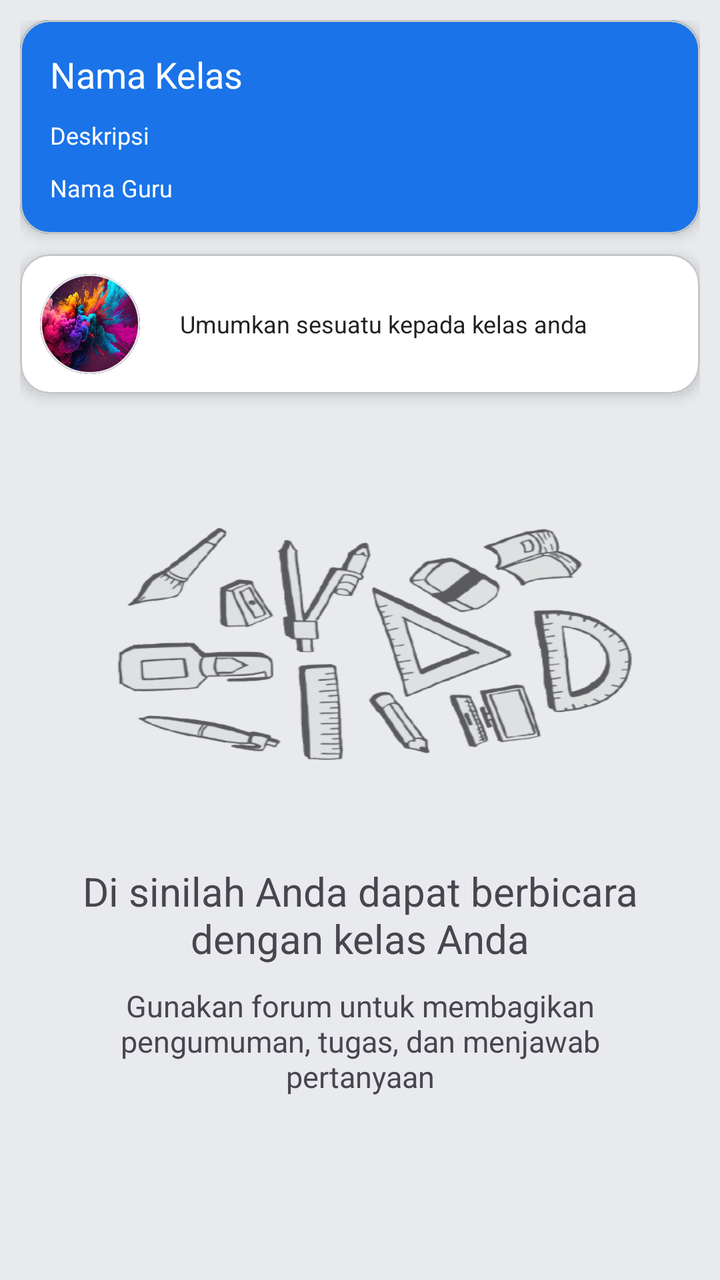
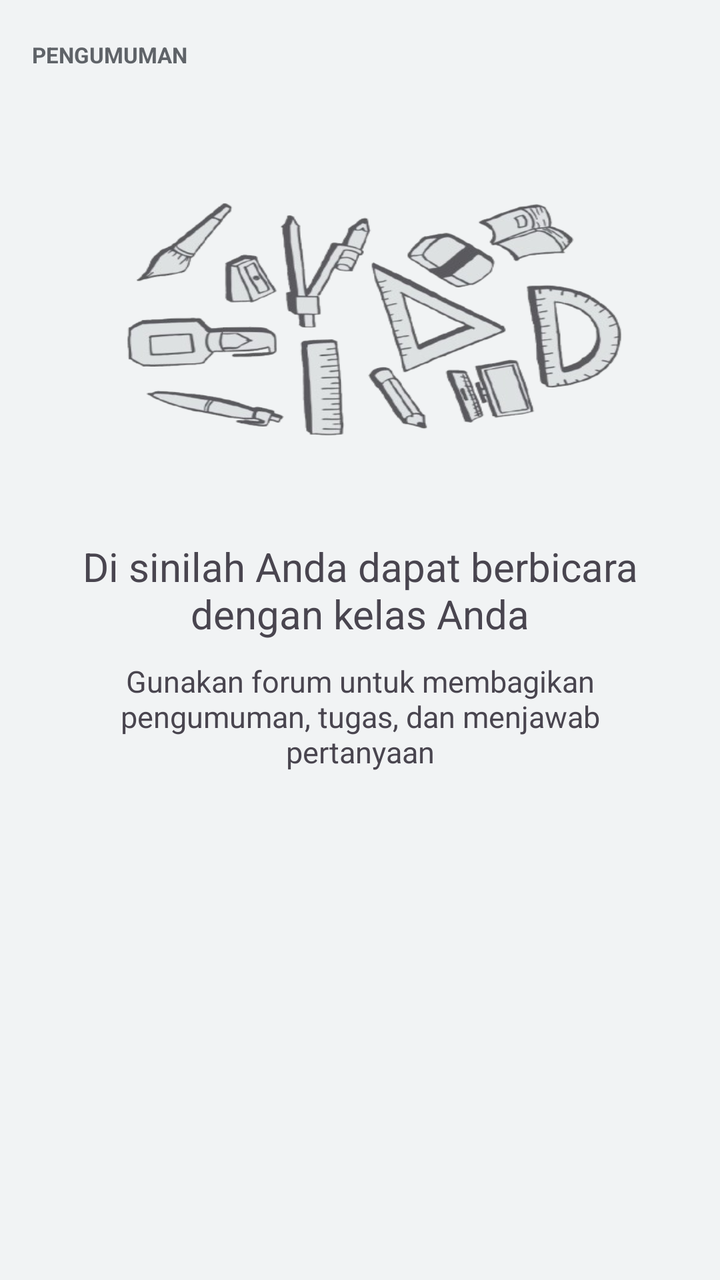

Compare the two renders of this Android layout. The source of the first and the diff that turns it into the second are given below.
<!-- AndroidManifest.xml: application theme Theme.StudyConnect -->
<!-- res/layout/fragment_forum.xml -->
<?xml version="1.0" encoding="utf-8"?>
<ScrollView xmlns:android="http://schemas.android.com/apk/res/android"
    xmlns:app="http://schemas.android.com/apk/res-auto"
    xmlns:tools="http://schemas.android.com/tools"
    android:layout_width="match_parent"
    android:layout_height="match_parent"
    tools:context=".ui.class_ui.ForumFragment">

    <androidx.constraintlayout.widget.ConstraintLayout
        android:layout_width="match_parent"
        android:layout_height="wrap_content"
        android:padding="10dp">

        <com.google.android.material.card.MaterialCardView
            android:id="@+id/materialCardView"
            android:layout_width="match_parent"
            android:layout_height="wrap_content"
            app:cardCornerRadius="15dp"
            app:cardElevation="4dp"
        app:strokeColor="@color/sc_divider"
        app:strokeWidth="1dp"
            app:layout_constraintEnd_toEndOf="parent"
            app:layout_constraintStart_toStartOf="parent"
            app:layout_constraintTop_toTopOf="parent">

            <LinearLayout
                android:layout_width="match_parent"
                android:layout_height="wrap_content"
                android:background="@color/sc_primary"
                android:orientation="vertical"
                android:padding="15dp">

                <TextView
                    android:id="@+id/namaKelas"
                    style="@style/TextSemiBold"
                    android:layout_width="wrap_content"
                    android:layout_height="wrap_content"
                    android:text="@string/text_nama_kelas"
                    android:textColor="@color/sc_on_primary"
                    android:textSize="18sp" />

                <TextView
                    android:id="@+id/namaRuang"
                    style="@style/TextSemiBold"
                    android:layout_width="wrap_content"
                    android:layout_height="wrap_content"
                    android:layout_marginTop="10dp"
                    android:text="@string/text_deskripsi"
                    android:textColor="@color/sc_on_primary"
                    android:textSize="12sp" />

                <TextView
                    android:id="@+id/namaGuru"
                    android:layout_width="wrap_content"
                    android:layout_height="wrap_content"
                    android:layout_marginTop="10dp"
                    android:text="@string/text_nama_guru"
                    android:textColor="@color/sc_on_primary"
                    android:textSize="12sp" />
            </LinearLayout>
        </com.google.android.material.card.MaterialCardView>

        <com.google.android.material.card.MaterialCardView
            android:id="@+id/materialCardView2"
            android:layout_width="match_parent"
            android:layout_height="wrap_content"
            android:layout_marginTop="10dp"
            app:cardCornerRadius="15dp"
            app:cardElevation="4dp"
        app:strokeColor="@color/sc_divider"
        app:strokeWidth="1dp"
            app:layout_constraintEnd_toEndOf="parent"
            app:layout_constraintStart_toStartOf="parent"
            app:layout_constraintTop_toBottomOf="@+id/materialCardView">

            <LinearLayout
                android:layout_width="match_parent"
                android:layout_height="wrap_content"
                android:background="@color/sc_surface"
                android:orientation="horizontal"
                android:padding="10dp">

                <com.google.android.material.card.MaterialCardView
                    android:id="@+id/materialCardView3"
                    android:layout_width="50dp"
                    android:layout_height="50dp"
                    android:layout_marginEnd="20dp"
                    app:cardCornerRadius="50dp">

                    <ImageView
                        android:id="@+id/iv_profile_pict"
                        android:layout_width="match_parent"
                        android:layout_height="match_parent"
                        android:background="@drawable/powder_smoke"
                        android:contentDescription="@string/text_profile" />
                </com.google.android.material.card.MaterialCardView>

                <TextView
                    android:id="@+id/tv_add_pengumuman"
                    android:layout_width="wrap_content"
                    android:layout_height="wrap_content"
                    android:layout_gravity="center_horizontal|center"
                    android:text="@string/text_umumkan"
                    android:textColor="@color/sc_on_surface"
                    android:textSize="12sp" />
            </LinearLayout>
        </com.google.android.material.card.MaterialCardView>

        
        <include
            android:id="@+id/includeForumEmpty"
            layout="@layout/forum_empty_list"
            android:layout_width="match_parent"
            android:layout_height="wrap_content"
            app:layout_constraintEnd_toEndOf="parent"
            app:layout_constraintStart_toStartOf="parent"
            app:layout_constraintTop_toBottomOf="@id/materialCardView2" />

        <androidx.recyclerview.widget.RecyclerView
            android:id="@+id/rvForum"
            android:layout_width="match_parent"
            android:layout_height="wrap_content"
            android:paddingBottom="120dp"
            app:layout_constraintEnd_toEndOf="parent"
            app:layout_constraintStart_toStartOf="parent"
            app:layout_constraintTop_toBottomOf="@+id/materialCardView2"
            tools:listitem="@layout/item_forum_text" />
    </androidx.constraintlayout.widget.ConstraintLayout>
</ScrollView>
<!-- res/layout/forum_empty_list.xml (included above) -->
<?xml version="1.0" encoding="utf-8"?>
<LinearLayout xmlns:android="http://schemas.android.com/apk/res/android"
    android:layout_width="match_parent"
    android:layout_height="wrap_content"
    android:orientation="vertical"
    android:padding="15dp">

    <ImageView
        android:layout_width="match_parent"
        android:layout_height="200dp"
        android:layout_marginTop="10dp"
        android:background="@drawable/toolsbg"
        android:contentDescription="@string/text_profile" />

    <TextView
        android:layout_width="match_parent"
        android:layout_height="wrap_content"
        android:layout_marginTop="10dp"
        android:text="@string/text_deskripsi1"
        android:textAlignment="center"
        android:textSize="20sp" />

    <TextView
        android:layout_width="match_parent"
        android:layout_height="wrap_content"
        android:layout_marginTop="10dp"
        android:text="@string/text_deskripsi2"
        android:textAlignment="center"
        android:textSize="15sp" />
</LinearLayout>
<!-- res/layout/item_forum_text.xml (included above) -->
<?xml version="1.0" encoding="utf-8"?>
<com.google.android.material.card.MaterialCardView xmlns:android="http://schemas.android.com/apk/res/android"
    xmlns:app="http://schemas.android.com/apk/res-auto"
    android:layout_width="match_parent"
    android:layout_height="wrap_content"
    android:layout_marginTop="20dp"
    app:cardCornerRadius="15dp"
    app:cardElevation="4dp"
    app:strokeColor="@color/sc_divider">

    <LinearLayout
        android:layout_width="match_parent"
        android:layout_height="wrap_content"
        android:background="@color/sc_surface"
        android:orientation="vertical">

        <androidx.constraintlayout.widget.ConstraintLayout
            android:id="@+id/contraint_forum_card"
            android:layout_width="match_parent"
            android:layout_height="wrap_content"
            android:padding="10dp">

            <com.google.android.material.card.MaterialCardView
                android:id="@+id/materialCardView3"
                android:layout_width="50dp"
                android:layout_height="50dp"
                app:cardCornerRadius="50dp"
                app:layout_constraintBottom_toBottomOf="@id/contraint_forum_card"
                app:layout_constraintStart_toStartOf="@id/contraint_forum_card"
                app:layout_constraintTop_toTopOf="@id/contraint_forum_card">

                <ImageView
                    android:id="@+id/iv_profile_pict"
                    android:layout_width="match_parent"
                    android:layout_height="match_parent"
                    android:background="@drawable/powder_smoke"
                    android:contentDescription="@string/text_profile" />
            </com.google.android.material.card.MaterialCardView>

            <TextView
                android:id="@+id/tv_profile_name"
                android:layout_width="wrap_content"
                android:layout_height="wrap_content"
                android:layout_marginStart="10dp"
                android:text="@string/text_nama_guru"
                app:layout_constraintStart_toEndOf="@+id/materialCardView3"
                app:layout_constraintTop_toTopOf="parent" />

            <TextView
                android:id="@+id/tv_jam_upload"
                android:layout_width="wrap_content"
                android:layout_height="wrap_content"
                android:layout_marginStart="10dp"
                android:layout_marginTop="10dp"
                android:text="@string/text_jam"
                app:layout_constraintBottom_toBottomOf="parent"
                app:layout_constraintStart_toEndOf="@+id/materialCardView3"
                app:layout_constraintTop_toBottomOf="@+id/tv_profile_name" />

            <ImageView
                android:id="@+id/iv_edit_forum"
                android:layout_width="40dp"
                android:layout_height="40dp"
                android:background="@drawable/ic_more"
                android:backgroundTint="@color/sc_icon_muted"
                android:contentDescription="@string/text_forum"
                app:layout_constraintBottom_toBottomOf="@id/contraint_forum_card"
                app:layout_constraintEnd_toEndOf="@id/contraint_forum_card"
                app:layout_constraintTop_toTopOf="@id/contraint_forum_card" />
        </androidx.constraintlayout.widget.ConstraintLayout>

        <TextView
            android:id="@+id/tv_deskripsi_forum"
            android:layout_width="match_parent"
            android:layout_height="wrap_content"
            android:padding="10dp"
            android:text="@string/text_deskripsi_pengumuman" />

        <View
            android:layout_width="match_parent"
            android:layout_height="1dp"
            android:background="@color/sc_divider" />

        <TextView
            android:id="@+id/tv_add_forum_komen"
            android:layout_width="match_parent"
            android:layout_height="wrap_content"
            android:padding="10dp"
            android:text="@string/text_tambah_komentar" />

    </LinearLayout>
</com.google.android.material.card.MaterialCardView>
<!-- resources referenced by this layout -->
<resources>
  <color name="sc_divider">#C4C7C5</color>
  <color name="sc_icon_muted">#5F6368</color>
  <color name="sc_on_primary">#FFFFFF</color>
  <color name="sc_on_surface">#202124</color>
  <color name="sc_primary">#1A73E8</color>
  <color name="sc_surface">#FFFFFF</color>
  <!-- drawable powder_smoke: jpg bitmap (drawable, 95123 bytes) -->
  <string name="text_deskripsi">Deskripsi</string>
  <string name="text_forum">Forum</string>
  <string name="text_jam">21.00</string>
  <string name="text_nama_guru">Nama Guru</string>
  <string name="text_nama_kelas">Nama Kelas</string>
  <string name="text_profile">Profile</string>
  <string name="text_umumkan">Umumkan sesuatu kepada kelas anda</string>
  <style name="TextSemiBold">
          <item name="fontFamily">@font/poppins_semi_bold</item>
      </style>
  <color name="white">#FFFFFFFF</color>
  <color name="md_theme_primary">#1A73E8</color>
  <color name="md_theme_onPrimary">#FFFFFF</color>
  <color name="md_theme_primaryContainer">#E8F0FE</color>
  <color name="md_theme_onPrimaryContainer">#174EA6</color>
  <color name="md_theme_secondary">#00897B</color>
  <color name="md_theme_onSecondary">#FFFFFF</color>
  <color name="md_theme_secondaryContainer">#E0F2F1</color>
  <color name="md_theme_onSecondaryContainer">#004D40</color>
  <color name="md_theme_tertiary">#7B1FA2</color>
  <color name="md_theme_onTertiary">#FFFFFF</color>
  <color name="md_theme_tertiaryContainer">#F3E8FD</color>
  <color name="md_theme_onTertiaryContainer">#4A148C</color>
  <color name="md_theme_error">#C5221F</color>
  <color name="md_theme_onError">#FFFFFF</color>
  <color name="md_theme_errorContainer">#FCE8E6</color>
  <color name="md_theme_onErrorContainer">#B31412</color>
  <color name="md_theme_background">#E8EAED</color>
  <color name="md_theme_onBackground">#202124</color>
  <color name="md_theme_surface">#FFFFFF</color>
  <color name="md_theme_onSurface">#202124</color>
  <color name="md_theme_surfaceVariant">#F1F3F4</color>
  <color name="md_theme_onSurfaceVariant">#5F6368</color>
  <color name="md_theme_outline">#C4C7C5</color>
  <color name="md_theme_outlineVariant">#E8EAED</color>
  <color name="md_theme_inverseSurface">#202124</color>
  <color name="md_theme_inverseOnSurface">#E8EAED</color>
  <color name="md_theme_inversePrimary">#8AB4F8</color>
  <color name="md_theme_primaryFixed">#E8F0FE</color>
  <color name="md_theme_onPrimaryFixed">#174EA6</color>
  <color name="md_theme_primaryFixedDim">#D7E6FF</color>
  <color name="md_theme_secondaryFixed">#E0F2F1</color>
  <color name="md_theme_onSecondaryFixed">#004D40</color>
  <color name="md_theme_secondaryFixedDim">#B2DFDB</color>
  <color name="md_theme_tertiaryFixed">#F3E8FD</color>
  <color name="md_theme_onTertiaryFixed">#4A148C</color>
  <color name="md_theme_tertiaryFixedDim">#E1BEE7</color>
  <color name="md_theme_surfaceDim">#DADCE0</color>
  <color name="md_theme_surfaceBright">#FFFFFF</color>
  <color name="md_theme_surfaceContainerLow">#F8F9FA</color>
  <color name="md_theme_surfaceContainer">#F1F3F4</color>
  <color name="md_theme_surfaceContainerHigh">#E8EAED</color>
  <!-- unchanged entries left out for length: 13 -->
</resources>

<!-- the commit's change to res/layout/fragment_forum.xml (unified diff, before → after) -->
@@ -1,132 +1,48 @@
 <?xml version="1.0" encoding="utf-8"?>
-<ScrollView xmlns:android="http://schemas.android.com/apk/res/android"
+<androidx.coordinatorlayout.widget.CoordinatorLayout xmlns:android="http://schemas.android.com/apk/res/android"
     xmlns:app="http://schemas.android.com/apk/res-auto"
     xmlns:tools="http://schemas.android.com/tools"
     android:layout_width="match_parent"
     android:layout_height="match_parent"
+    android:background="@color/sc_background"
     tools:context=".ui.class_ui.ForumFragment">
 
-    <androidx.constraintlayout.widget.ConstraintLayout
+    <androidx.core.widget.NestedScrollView
         android:layout_width="match_parent"
-        android:layout_height="wrap_content"
-        android:padding="10dp">
+        android:layout_height="match_parent"
+        android:paddingStart="16dp"
+        android:paddingTop="20dp"
+        android:paddingEnd="16dp"
+        android:paddingBottom="100dp">
 
-        <com.google.android.material.card.MaterialCardView
-            android:id="@+id/materialCardView"
+        <LinearLayout
             android:layout_width="match_parent"
             android:layout_height="wrap_content"
-            app:cardCornerRadius="15dp"
-            app:cardElevation="4dp"
-        app:strokeColor="@color/sc_divider"
-        app:strokeWidth="1dp"
-            app:layout_constraintEnd_toEndOf="parent"
-            app:layout_constraintStart_toStartOf="parent"
-            app:layout_constraintTop_toTopOf="parent">
+            android:orientation="vertical">
 
-            <LinearLayout
+            <TextView
+                android:layout_width="wrap_content"
+                android:layout_height="wrap_content"
+                android:text="@string/text_pengumuman"
+                android:textColor="@color/sc_on_surface_muted"
+                android:textSize="11sp"
+                android:textStyle="bold" />
+
+            <include
+                android:id="@+id/includeForumEmpty"
+                layout="@layout/forum_empty_list"
+                android:layout_width="match_parent"
+                android:layout_height="wrap_content" />
+
+            <androidx.recyclerview.widget.RecyclerView
+                android:id="@+id/rvForum"
                 android:layout_width="match_parent"
                 android:layout_height="wrap_content"
-                android:background="@color/sc_primary"
-                android:orientation="vertical"
-                android:padding="15dp">
-
-                <TextView
-                    android:id="@+id/namaKelas"
-                    style="@style/TextSemiBold"
-                    android:layout_width="wrap_content"
-                    android:layout_height="wrap_content"
-                    android:text="@string/text_nama_kelas"
-                    android:textColor="@color/sc_on_primary"
-                    android:textSize="18sp" />
-
-                <TextView
-                    android:id="@+id/namaRuang"
-                    style="@style/TextSemiBold"
-                    android:layout_width="wrap_content"
-                    android:layout_height="wrap_content"
-                    android:layout_marginTop="10dp"
-                    android:text="@string/text_deskripsi"
-                    android:textColor="@color/sc_on_primary"
-                    android:textSize="12sp" />
-
-                <TextView
-                    android:id="@+id/namaGuru"
-                    android:layout_width="wrap_content"
-                    android:layout_height="wrap_content"
-                    android:layout_marginTop="10dp"
-                    android:text="@string/text_nama_guru"
-                    android:textColor="@color/sc_on_primary"
-                    android:textSize="12sp" />
-            </LinearLayout>
-        </com.google.android.material.card.MaterialCardView>
-
-        <com.google.android.material.card.MaterialCardView
-            android:id="@+id/materialCardView2"
-            android:layout_width="match_parent"
-            android:layout_height="wrap_content"
-            android:layout_marginTop="10dp"
-            app:cardCornerRadius="15dp"
-            app:cardElevation="4dp"
-        app:strokeColor="@color/sc_divider"
-        app:strokeWidth="1dp"
-            app:layout_constraintEnd_toEndOf="parent"
-            app:layout_constraintStart_toStartOf="parent"
-            app:layout_constraintTop_toBottomOf="@+id/materialCardView">
-
-            <LinearLayout
-                android:layout_width="match_parent"
-                android:layout_height="wrap_content"
-                android:background="@color/sc_surface"
-                android:orientation="horizontal"
-                android:padding="10dp">
-
-                <com.google.android.material.card.MaterialCardView
-                    android:id="@+id/materialCardView3"
-                    android:layout_width="50dp"
-                    android:layout_height="50dp"
-                    android:layout_marginEnd="20dp"
-                    app:cardCornerRadius="50dp">
-
-                    <ImageView
-                        android:id="@+id/iv_profile_pict"
-                        android:layout_width="match_parent"
-                        android:layout_height="match_parent"
-                        android:background="@drawable/powder_smoke"
-                        android:contentDescription="@string/text_profile" />
-                </com.google.android.material.card.MaterialCardView>
-
-                <TextView
-                    android:id="@+id/tv_add_pengumuman"
-                    android:layout_width="wrap_content"
-                    android:layout_height="wrap_content"
-                    android:layout_gravity="center_horizontal|center"
-                    android:text="@string/text_umumkan"
-                    android:textColor="@color/sc_on_surface"
-                    android:textSize="12sp" />
-            </LinearLayout>
-        </com.google.android.material.card.MaterialCardView>
-
-        
-        <include
-            android:id="@+id/includeForumEmpty"
-            layout="@layout/forum_empty_list"
-            android:layout_width="match_parent"
-            android:layout_height="wrap_content"
-            app:layout_constraintEnd_toEndOf="parent"
-            app:layout_constraintStart_toStartOf="parent"
-            app:layout_constraintTop_toBottomOf="@id/materialCardView2" />
-
-        <androidx.recyclerview.widget.RecyclerView
-            android:id="@+id/rvForum"
-            android:layout_width="match_parent"
-            android:layout_height="wrap_content"
-            android:paddingBottom="120dp"
-            app:layout_constraintEnd_toEndOf="parent"
-            app:layout_constraintStart_toStartOf="parent"
-            app:layout_constraintTop_toBottomOf="@+id/materialCardView2"
-            tools:listitem="@layout/item_forum_text" />
-    </androidx.constraintlayout.widget.ConstraintLayout>
-</ScrollView>
+                android:nestedScrollingEnabled="false"
+                tools:listitem="@layout/item_forum_text" />
+        </LinearLayout>
+    </androidx.core.widget.NestedScrollView>
+</androidx.coordinatorlayout.widget.CoordinatorLayout>
 <!-- res/layout/forum_empty_list.xml (included above) -->
 <?xml version="1.0" encoding="utf-8"?>
 <LinearLayout xmlns:android="http://schemas.android.com/apk/res/android"
@@ -164,90 +80,110 @@
     xmlns:app="http://schemas.android.com/apk/res-auto"
     android:layout_width="match_parent"
     android:layout_height="wrap_content"
-    android:layout_marginTop="20dp"
-    app:cardCornerRadius="15dp"
-    app:cardElevation="4dp"
-    app:strokeColor="@color/sc_divider">
+    android:layout_marginTop="12dp"
+    app:cardBackgroundColor="@color/sc_surface"
+    app:cardCornerRadius="16dp"
+    app:cardElevation="2dp"
+    app:strokeColor="@color/sc_divider"
+    app:strokeWidth="1dp">
 
     <LinearLayout
         android:layout_width="match_parent"
         android:layout_height="wrap_content"
         android:background="@color/sc_surface"
-        android:orientation="vertical">
+        android:orientation="vertical"
+        android:padding="16dp">
 
-        <androidx.constraintlayout.widget.ConstraintLayout
-            android:id="@+id/contraint_forum_card"
+        <LinearLayout
             android:layout_width="match_parent"
             android:layout_height="wrap_content"
-            android:padding="10dp">
-
-            <com.google.android.material.card.MaterialCardView
-                android:id="@+id/materialCardView3"
-                android:layout_width="50dp"
-                android:layout_height="50dp"
-                app:cardCornerRadius="50dp"
-                app:layout_constraintBottom_toBottomOf="@id/contraint_forum_card"
-                app:layout_constraintStart_toStartOf="@id/contraint_forum_card"
-                app:layout_constraintTop_toTopOf="@id/contraint_forum_card">
-
-                <ImageView
-                    android:id="@+id/iv_profile_pict"
-                    android:layout_width="match_parent"
-                    android:layout_height="match_parent"
-                    android:background="@drawable/powder_smoke"
-                    android:contentDescription="@string/text_profile" />
-            </com.google.android.material.card.MaterialCardView>
+            android:gravity="center_vertical"
+            android:orientation="horizontal">
 
             <TextView
-                android:id="@+id/tv_profile_name"
-                android:layout_width="wrap_content"
+                android:id="@+id/tvInisial"
+                android:layout_width="40dp"
+                android:layout_height="40dp"
+                android:background="@drawable/sc_circle_avatar"
+                android:gravity="center"
+                android:text="BS"
+                android:textColor="@color/sc_primary"
+                android:textSize="13sp"
+                android:textStyle="bold" />
+
+            <LinearLayout
+                android:layout_width="0dp"
                 android:layout_height="wrap_content"
-                android:layout_marginStart="10dp"
-                android:text="@string/text_nama_guru"
-                app:layout_constraintStart_toEndOf="@+id/materialCardView3"
-                app:layout_constraintTop_toTopOf="parent" />
+                android:layout_marginStart="12dp"
+                android:layout_weight="1"
+                android:orientation="vertical">
 
-            <TextView
-                android:id="@+id/tv_jam_upload"
-                android:layout_width="wrap_content"
-                android:layout_height="wrap_content"
-                android:layout_marginStart="10dp"
-                android:layout_marginTop="10dp"
-                android:text="@string/text_jam"
-                app:layout_constraintBottom_toBottomOf="parent"
-                app:layout_constraintStart_toEndOf="@+id/materialCardView3"
-                app:layout_constraintTop_toBottomOf="@+id/tv_profile_name" />
+                <TextView
+                    android:id="@+id/tvProfileName"
+                    android:layout_width="wrap_content"
+                    android:layout_height="wrap_content"
+                    android:text="@string/text_nama_guru"
+                    android:textColor="@color/sc_on_surface"
+                    android:textSize="14sp"
+                    android:textStyle="bold" />
+
+                <TextView
+                    android:id="@+id/tvJamUpload"
+                    android:layout_width="wrap_content"
+                    android:layout_height="wrap_content"
+                    android:layout_marginTop="2dp"
+                    android:text="@string/text_jam"
+                    android:textColor="@color/sc_on_surface_muted"
+                    android:textSize="12sp" />
+            </LinearLayout>
 
             <ImageView
                 android:id="@+id/iv_edit_forum"
-                android:layout_width="40dp"
-                android:layout_height="40dp"
+                android:layout_width="24dp"
+                android:layout_height="24dp"
                 android:background="@drawable/ic_more"
                 android:backgroundTint="@color/sc_icon_muted"
-                android:contentDescription="@string/text_forum"
-                app:layout_constraintBottom_toBottomOf="@id/contraint_forum_card"
-                app:layout_constraintEnd_toEndOf="@id/contraint_forum_card"
-                app:layout_constraintTop_toTopOf="@id/contraint_forum_card" />
-        </androidx.constraintlayout.widget.ConstraintLayout>
+                android:contentDescription="@string/text_forum" />
+        </LinearLayout>
 
         <TextView
             android:id="@+id/tv_deskripsi_forum"
             android:layout_width="match_parent"
             android:layout_height="wrap_content"
-            android:padding="10dp"
-            android:text="@string/text_deskripsi_pengumuman" />
+            android:layout_marginTop="12dp"
+            android:text="@string/text_deskripsi_pengumuman"
+            android:textColor="@color/sc_on_surface"
+            android:textSize="14sp" />
+
+        <TextView
+            android:id="@+id/chipLampiran"
+            android:layout_width="wrap_content"
+            android:layout_height="wrap_content"
+            android:layout_marginTop="12dp"
+            android:background="@drawable/sc_chip"
+            android:drawableStart="@drawable/baseline_attachment_24"
+            android:drawablePadding="8dp"
+            android:paddingStart="12dp"
+            android:paddingTop="6dp"
+            android:paddingEnd="12dp"
+            android:paddingBottom="6dp"
+            android:textColor="@color/sc_on_surface_muted"
+            android:textSize="12sp"
+            android:visibility="gone" />
 
         <View
             android:layout_width="match_parent"
             android:layout_height="1dp"
+            android:layout_marginTop="12dp"
             android:background="@color/sc_divider" />
 
         <TextView
             android:id="@+id/tv_add_forum_komen"
             android:layout_width="match_parent"
             android:layout_height="wrap_content"
-            android:padding="10dp"
-            android:text="@string/text_tambah_komentar" />
-
+            android:layout_marginTop="8dp"
+            android:text="@string/text_tambah_komentar"
+            android:textColor="@color/sc_on_surface_muted"
+            android:textSize="12sp" />
     </LinearLayout>
 </com.google.android.material.card.MaterialCardView>
<!-- resource entries referenced after the edit -->
@@ -1,23 +1,36 @@
 <!-- resources referenced by this layout -->
 <resources>
+  <color name="sc_background">#F1F3F4</color>
   <color name="sc_divider">#C4C7C5</color>
   <color name="sc_icon_muted">#5F6368</color>
-  <color name="sc_on_primary">#FFFFFF</color>
   <color name="sc_on_surface">#202124</color>
+  <color name="sc_on_surface_muted">#5F6368</color>
   <color name="sc_primary">#1A73E8</color>
   <color name="sc_surface">#FFFFFF</color>
-  <!-- drawable powder_smoke: jpg bitmap (drawable, 95123 bytes) -->
-  <string name="text_deskripsi">Deskripsi</string>
+  <!-- drawable baseline_attachment_24 (drawable) -->
+  <vector xmlns:android="http://schemas.android.com/apk/res/android" android:height="24dp" android:tint="#000000" android:viewportHeight="24" android:viewportWidth="24" android:width="24dp">
+        
+      <path android:fillColor="@android:color/white" android:pathData="M2,12.5C2,9.46 4.46,7 7.5,7H18c2.21,0 4,1.79 4,4s-1.79,4 -4,4H9.5C8.12,15 7,13.88 7,12.5S8.12,10 9.5,10H17v2H9.41c-0.55,0 -0.55,1 0,1H18c1.1,0 2,-0.9 2,-2s-0.9,-2 -2,-2H7.5C5.57,9 4,10.57 4,12.5S5.57,16 7.5,16H17v2H7.5C4.46,18 2,15.54 2,12.5z"/>
+      
+  </vector>
+  <!-- drawable sc_chip (drawable) -->
+  <?xml version="1.0" encoding="utf-8"?>
+  <shape xmlns:android="http://schemas.android.com/apk/res/android" android:shape="rectangle">
+      <solid android:color="@color/sc_field" />
+      <corners android:radius="14dp" />
+  </shape>
+  <!-- drawable sc_circle_avatar (drawable) -->
+  <?xml version="1.0" encoding="utf-8"?>
+  <shape xmlns:android="http://schemas.android.com/apk/res/android" android:shape="oval">
+      <solid android:color="@color/md_theme_primaryContainer" />
+  </shape>
   <string name="text_forum">Forum</string>
   <string name="text_jam">21.00</string>
   <string name="text_nama_guru">Nama Guru</string>
-  <string name="text_nama_kelas">Nama Kelas</string>
+  <string name="text_pengumuman">PENGUMUMAN</string>
   <string name="text_profile">Profile</string>
-  <string name="text_umumkan">Umumkan sesuatu kepada kelas anda</string>
-  <style name="TextSemiBold">
-          <item name="fontFamily">@font/poppins_semi_bold</item>
-      </style>
   <color name="white">#FFFFFFFF</color>
+  <color name="sc_field">#F1F3F4</color>
   <color name="md_theme_primary">#1A73E8</color>
   <color name="md_theme_onPrimary">#FFFFFF</color>
   <color name="md_theme_primaryContainer">#E8F0FE</color>
@@ -34,7 +47,7 @@
   <color name="md_theme_onError">#FFFFFF</color>
   <color name="md_theme_errorContainer">#FCE8E6</color>
   <color name="md_theme_onErrorContainer">#B31412</color>
-  <color name="md_theme_background">#E8EAED</color>
+  <color name="md_theme_background">#F1F3F4</color>
   <color name="md_theme_onBackground">#202124</color>
   <color name="md_theme_surface">#FFFFFF</color>
   <color name="md_theme_onSurface">#202124</color>
